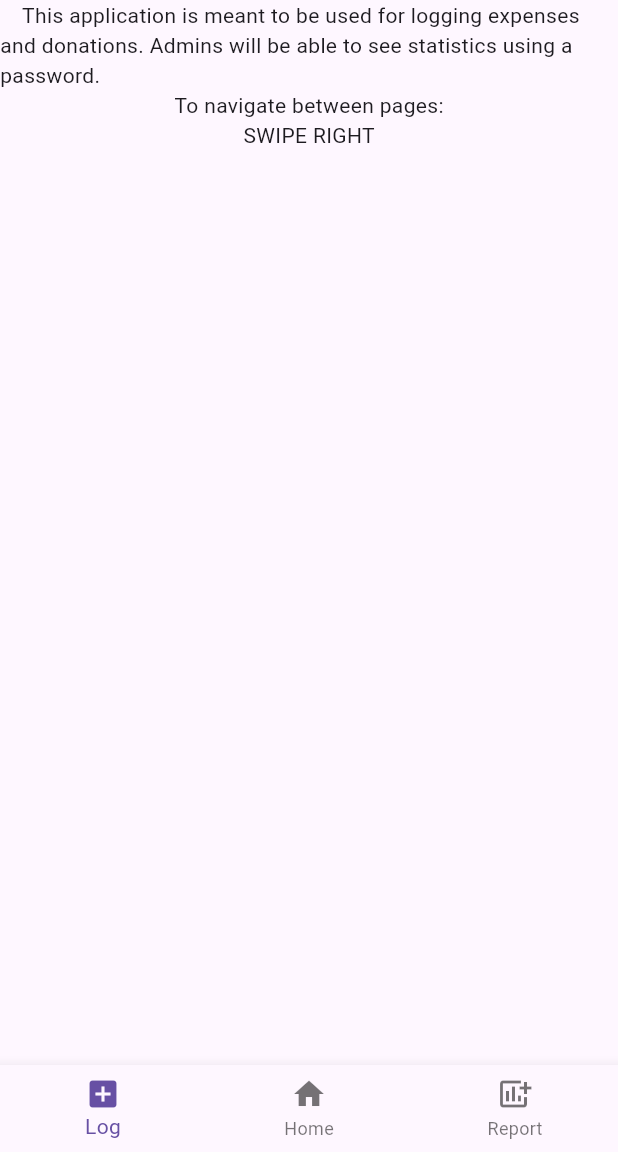
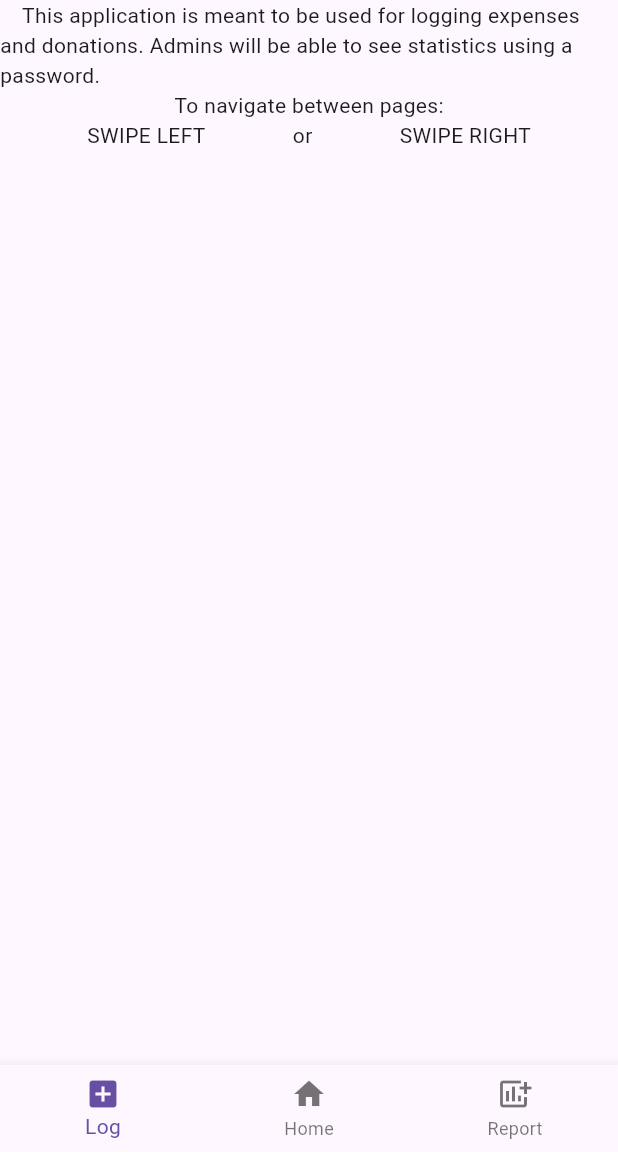
Before and after one commit to TheFinalGuardian/Ammasevasadanam-App, a Flutter app: the screen it shows after launch, on a phone screen of 412 x 824 dp, the part 84-1236 px from its top. Run offline on Flutter 3.47's test engine with Material 3 defaults, Android fonts, the phone set to English and light mode, and no system bars.

Commit message:
commit for pull

```diff
--- a/lib/home_page.dart
+++ b/lib/home_page.dart
@@ -28,8 +28,14 @@ class HomePage extends StatelessWidget {
               Column(
                 mainAxisAlignment: MainAxisAlignment.spaceEvenly,
                 children: [
+                  Text("SWIPE LEFT"),
+                ],
+              ),
+              Text("or"),
+              Column(
+                mainAxisAlignment: MainAxisAlignment.spaceEvenly,
+                children: [
                   Text("SWIPE RIGHT"),
-
                 ],
               )
             ],
```
Lines whose indentation alone changed are shown as unchanged.
